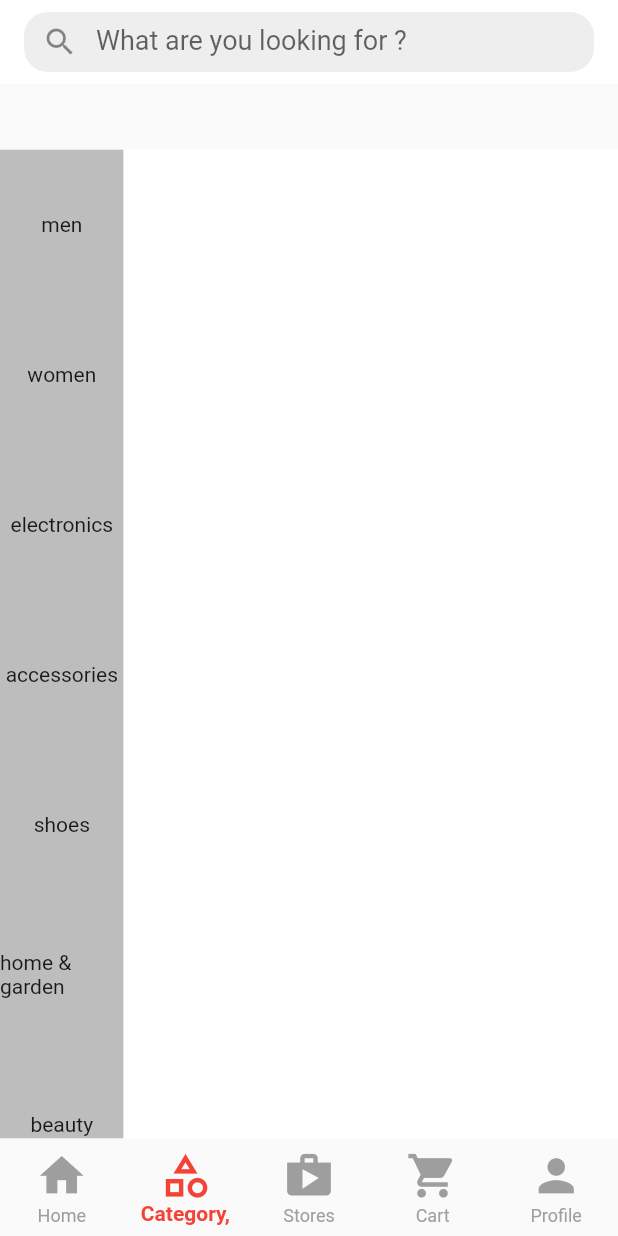
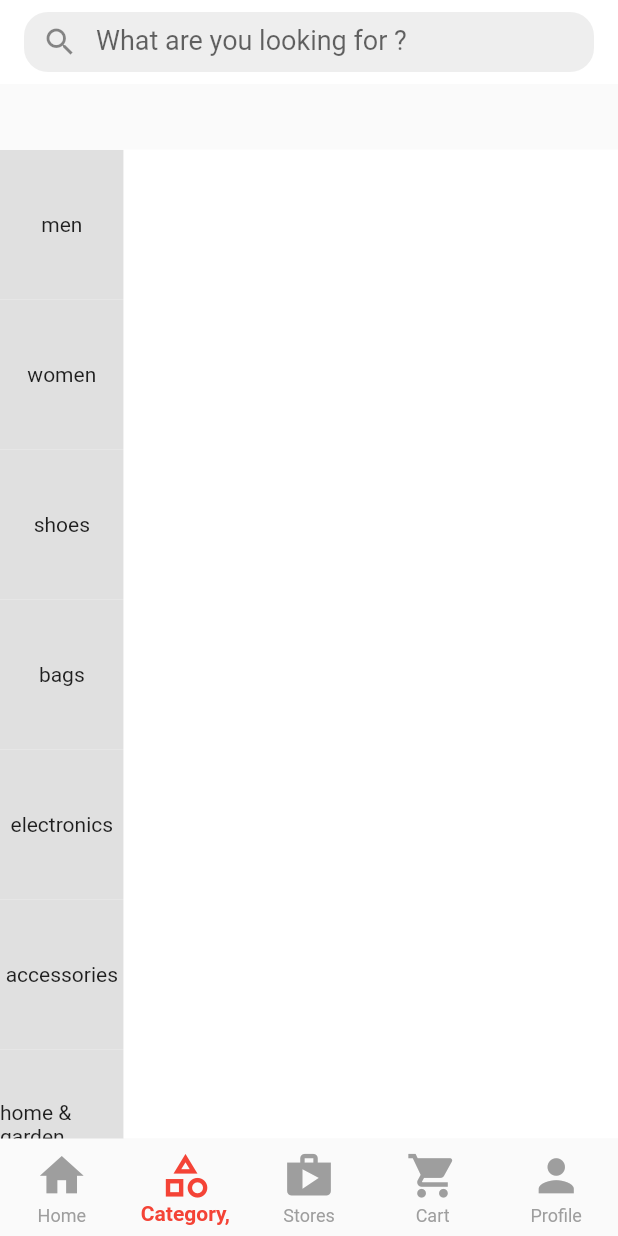
Before and after one commit to quanganhnguyen001/E-Commerce-App, a Flutter app: the screen it shows after launch, item 2 of the bottom bar chosen, on a phone screen of 412 x 824 dp. Run offline on Flutter 3.47's test engine with Material 2 defaults, Android fonts, the phone set to English and light mode, and no system bars.

Commit message:
buid Category Screen/sideNavigator

```diff
--- a/e_commerce_app/lib/module/category/screens/category_screens.dart
+++ b/e_commerce_app/lib/module/category/screens/category_screens.dart
@@ -1,5 +1,6 @@
+import 'package:flutter/material.dart';
+
 import 'package:e_commerce_app/model/category_list.dart';
-import 'package:flutter/material.dart';
 
 import '../../../common/widget/search_bar.dart';
 
@@ -9,6 +10,18 @@ class CategoryScreens extends StatefulWidget {
   @override
   State<CategoryScreens> createState() => _CategoryScreensState();
 }
+
+List<ItemData> items = [
+  ItemData(title: 'men'),
+  ItemData(title: 'women'),
+  ItemData(title: 'shoes'),
+  ItemData(title: 'bags'),
+  ItemData(title: 'electronics'),
+  ItemData(title: 'accessories'),
+  ItemData(title: 'home & garden'),
+  ItemData(title: 'kids'),
+  ItemData(title: 'beauty'),
+];
 
 class _CategoryScreensState extends State<CategoryScreens> {
   @override
@@ -49,17 +62,38 @@ class _CategoryScreensState extends State<CategoryScreens> {
     return Container(
       height: size.height * 0.8,
       width: size.width * 0.2,
-      color: Colors.grey.shade400,
       child: ListView.builder(
-          itemCount: maincateg.length,
+          itemCount: items.length,
           itemBuilder: (context, index) {
-            return Container(
-              height: 100,
-              child: Center(
-                child: Text(maincateg[index]),
+            return GestureDetector(
+              onTap: () {
+                for (var element in items) {
+                  element.isSelected = false;
+                }
+                setState(() {
+                  items[index].isSelected = true;
+                });
+              },
+              child: Container(
+                color: items[index].isSelected
+                    ? Colors.white
+                    : Colors.grey.shade300,
+                height: 100,
+                child: Center(
+                  child: Text(items[index].title),
+                ),
               ),
             );
           }),
     );
   }
 }
+
+class ItemData {
+  String title;
+  bool isSelected;
+  ItemData({
+    required this.title,
+    this.isSelected = false,
+  });
+}
```
